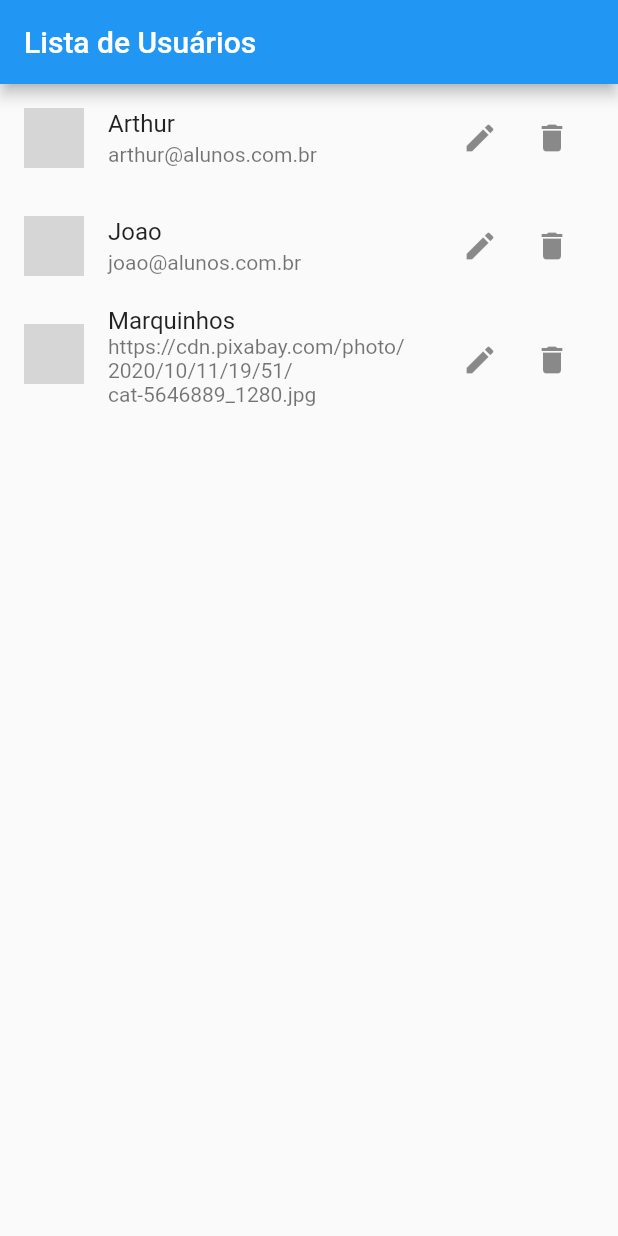
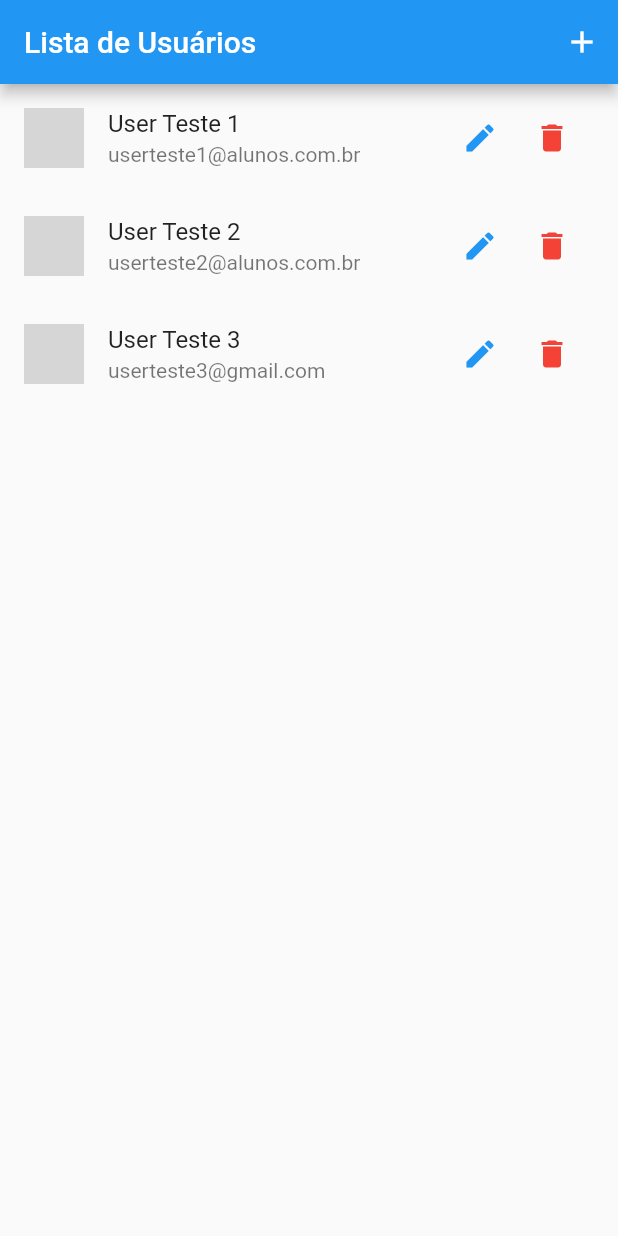
Before and after one commit to ArthurBufon/flutter_crud, a Flutter app: the screen it shows after launch, on a phone screen of 412 x 824 dp. Run offline on Flutter 3.47's test engine with Material 2 defaults, Android fonts, the phone set to English and light mode, and no system bars; network calls fail; grey boxes are pictures that could not be loaded.

Commit message:
adicionado users provider

```diff
--- a/lib/components/user_tile.dart
+++ b/lib/components/user_tile.dart
@@ -22,10 +22,12 @@ class UserTile extends StatelessWidget {
           children: <Widget>[
             IconButton(
               icon: const Icon(Icons.edit),
+              color: Colors.blue,
               onPressed: () {},
             ),
             IconButton(
               icon: const Icon(Icons.delete),
+              color: Colors.red,
               onPressed: () {},
             ),
           ],
--- a/lib/data/dummy_users.dart
+++ b/lib/data/dummy_users.dart
@@ -5,22 +5,22 @@ const DUMMY_USERS =
   '1': User
   (
     id: '1',
-    name: 'Arthur',
-    email: 'arthur@alunos.com.br',
+    name: 'User Teste 1',
+    email: 'userteste1@alunos.com.br',
     avatarUrl: 'https://cdn.pixabay.com/photo/2016/09/01/08/24/smiley-1635449_1280.png',
   ),
   '2': User
   (
     id: '2',
-    name: 'Joao',
-    email: 'joao@alunos.com.br',
+    name: 'User Teste 2',
+    email: 'userteste2@alunos.com.br',
     avatarUrl: 'https://cdn.pixabay.com/photo/2014/04/03/10/32/businessman-310819_1280.png',
   ),
   '3': User
   (
     id: '3',
-    name: 'Marquinhos',
-    email: 'https://cdn.pixabay.com/photo/2020/10/11/19/51/cat-5646889_1280.jpg',
-    avatarUrl: '1',
+    name: 'User Teste 3',
+    email: 'userteste3@gmail.com',
+    avatarUrl: 'https://cdn.pixabay.com/photo/2020/10/11/19/51/cat-5646889_1280.jpg',
   ),
 };
--- /dev/null
+++ b/lib/provider/users.dart
@@ -0,0 +1,18 @@
+import 'package:flutter/material.dart';
+import 'package:flutter_crud/data/dummy_users.dart';
+import 'package:flutter_crud/models/user.dart';
+
+class Users with ChangeNotifier
+{
+  final Map<String, User> _items = {...DUMMY_USERS};
+
+  List<User> get all
+  {
+    return [..._items.values];
+  }
+
+  int get count
+  {
+    return _items.length;
+  }
+}
--- a/lib/views/user_list.dart
+++ b/lib/views/user_list.dart
@@ -11,7 +11,13 @@ class UserList extends StatelessWidget {
 
     return Scaffold(
       appBar: AppBar(
-        title: Text('Lista de Usuários'),
+        title: const Text('Lista de Usuários'),
+        actions: <Widget>[
+          IconButton(
+            onPressed: () {},
+            icon: const Icon(Icons.add),
+          )
+        ],
       ),
       body: ListView.builder(
         itemCount: users.length,
--- a/pubspec.yaml
+++ b/pubspec.yaml
@@ -30,6 +30,7 @@ environment:
 dependencies:
   flutter:
     sdk: flutter
+  provider:
 
 
   # The following adds the Cupertino Icons font to your application.
```
Also changed, not shown: pubspec.lock.
